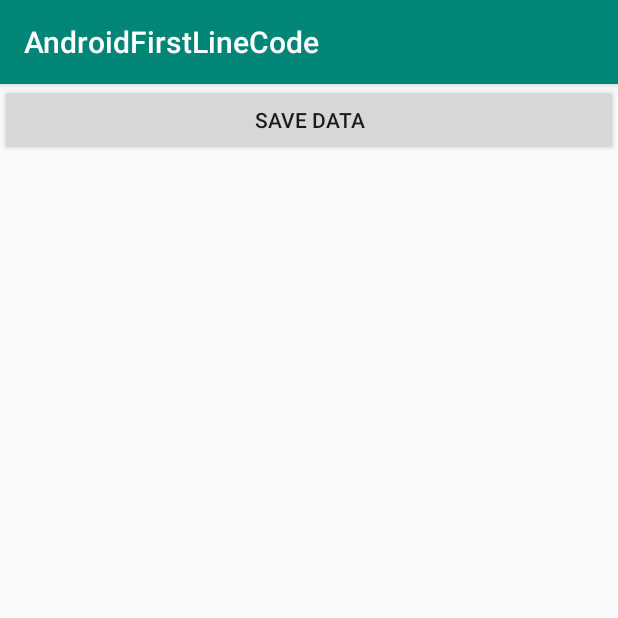
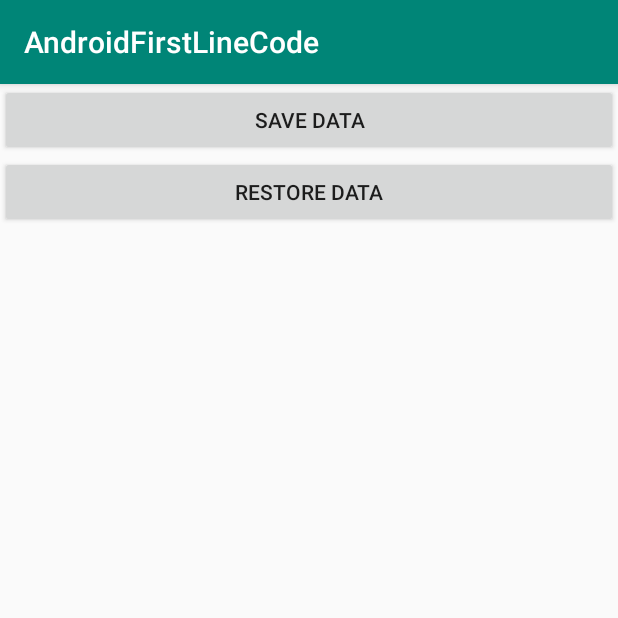
Before and after one commit to jxoday/AndroidFirstLineCode, an Android app: the screen it shows after launch (SharedPreferencesActivity), on a phone screen of 412 x 824 dp, the top half of it. Run offline under Robolectric (Android 15) with nearby library versions, the phone set to English and light mode, and no system bars.

Commit message:
SharedPreferences 数据存储练习

```diff
--- a/app/src/main/java/com/example/androidfirstlinecode/filestore/SharedPreferencesActivity.java
+++ b/app/src/main/java/com/example/androidfirstlinecode/filestore/SharedPreferencesActivity.java
@@ -50,5 +50,21 @@ public class SharedPreferencesActivity extends AppCompatActivity {
                 Toast.makeText(SharedPreferencesActivity.this, "SharedPreferences存储成功", Toast.LENGTH_LONG).show();
             }
         });
+
+        Button restoreBtn = findViewById(R.id.btn_restore_data);
+        restoreBtn.setOnClickListener(new View.OnClickListener() {
+            @Override
+            public void onClick(View v) {
+                // SharedPreferences 读取数据
+                SharedPreferences sharedPreferences = getSharedPreferences("data", MODE_PRIVATE);
+                String name = sharedPreferences.getString("name","");
+                int age = sharedPreferences.getInt("age", 0);
+                boolean married = sharedPreferences.getBoolean("married", false);
+                Toast.makeText(SharedPreferencesActivity.this, "读取SharedPreferences数据 \n"
+                        + "name：" + name + "\n"
+                        + "age：" + age + "\n"
+                        + "married：" + married, Toast.LENGTH_LONG).show();
+            }
+        });
     }
 }
--- a/app/src/main/res/layout/activity_shared_preferences.xml
+++ b/app/src/main/res/layout/activity_shared_preferences.xml
@@ -4,6 +4,7 @@
     xmlns:tools="http://schemas.android.com/tools"
     android:layout_width="match_parent"
     android:layout_height="match_parent"
+    android:orientation="vertical"
     tools:context=".filestore.SharedPreferencesActivity">
 
     <Button
@@ -12,4 +13,10 @@
         android:layout_height="wrap_content"
         android:text="Save data"/>
 
+    <Button
+        android:id="@+id/btn_restore_data"
+        android:layout_width="match_parent"
+        android:layout_height="wrap_content"
+        android:text="Restore data"/>
+
 </LinearLayout>
```
